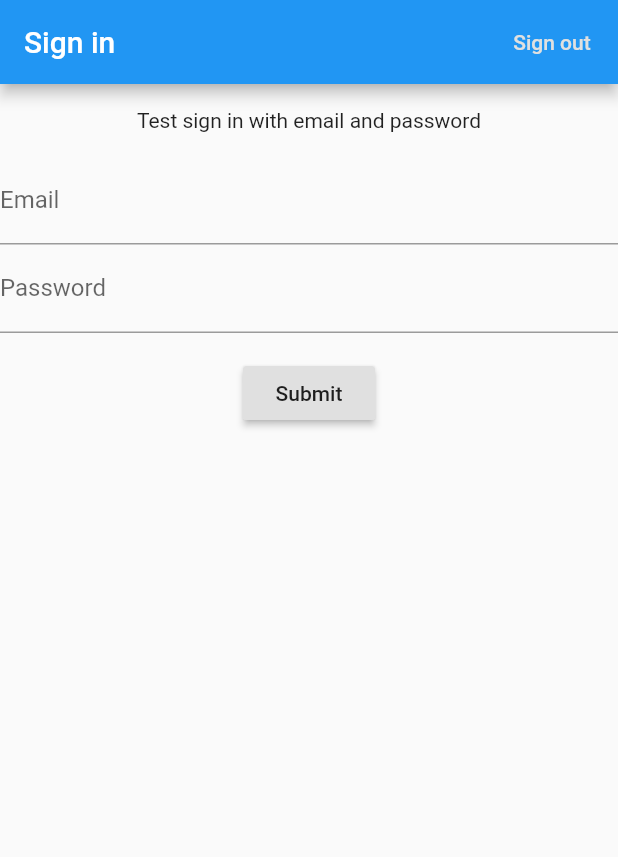
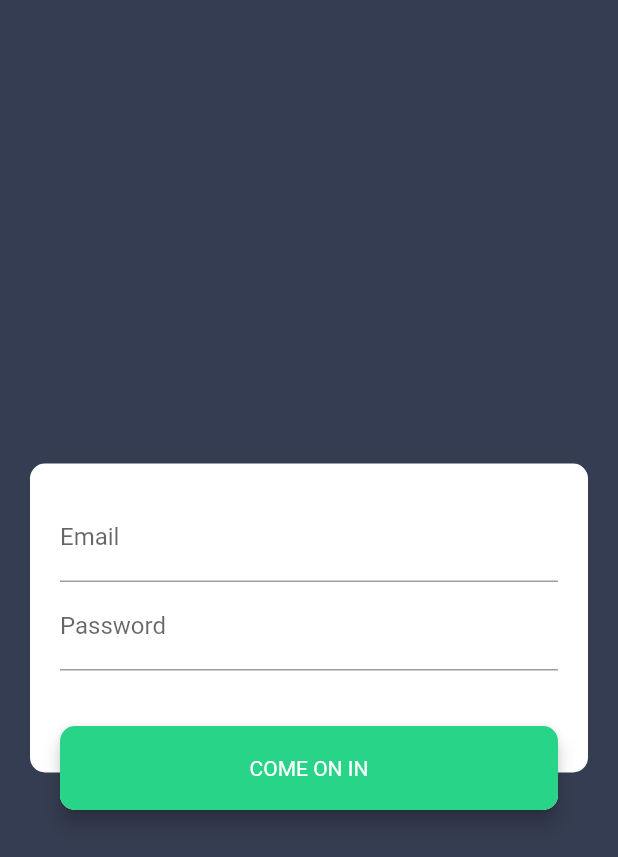
Before and after one commit to anu-rock/foodie-app, a Flutter app: the screen it shows after launch, on a phone screen of 412 x 824 dp. Shown: the top 857 px of the screen. Run offline on Flutter 3.47's test engine with Material 2 defaults, Android fonts, the phone set to English and light mode, and no system bars; our stand-ins replace firebase_auth; accounts and stored records are empty.

Commit message:
Polish LoginScreen a bit

```diff
--- a/lib/screens/login/email_password_form.dart
+++ b/lib/screens/login/email_password_form.dart
@@ -1,5 +1,8 @@
+import 'package:flutter/material.dart';
 import 'package:firebase_auth/firebase_auth.dart';
-import 'package:flutter/material.dart';
+import 'package:flutter/services.dart';
+import 'package:foodieapp/constants.dart';
+import 'package:foodieapp/widgets/page_action_button.dart';
 
 final FirebaseAuth _auth = FirebaseAuth.instance;
 
@@ -12,26 +15,32 @@ class EmailPasswordFormState extends State<EmailPasswordForm> {
   final GlobalKey<FormState> _formKey = GlobalKey<FormState>();
   final TextEditingController _emailController = TextEditingController();
   final TextEditingController _passwordController = TextEditingController();
-  bool _success;
-  String _userEmail;
+
+  String _errorMsg = '';
+
   @override
   Widget build(BuildContext context) {
-    return Form(
+    return Stack(
+        alignment: AlignmentDirectional.bottomCenter,
+        overflow: Overflow.visible,
+        children: <Widget>[
+          Container(
+            padding: kPaddingAll,
+            decoration: BoxDecoration(
+              color: Colors.white,
+              borderRadius: kContBorderRadiusSm,
+            ),
+            child: Form(
               key: _formKey,
               child: Column(
                 crossAxisAlignment: CrossAxisAlignment.start,
                 children: <Widget>[
-          Container(
-            child: const Text('Test sign in with email and password'),
-            padding: const EdgeInsets.all(16),
-            alignment: Alignment.center,
-          ),
                   TextFormField(
                     controller: _emailController,
                     decoration: const InputDecoration(labelText: 'Email'),
                     validator: (String value) {
                       if (value.isEmpty) {
-                return 'Please enter some text';
+                        return 'Email cannot be blank';
                       }
                       return null;
                     },
@@ -39,40 +48,54 @@ class EmailPasswordFormState extends State<EmailPasswordForm> {
                   TextFormField(
                     controller: _passwordController,
                     decoration: const InputDecoration(labelText: 'Password'),
+                    obscureText: true,
                     validator: (String value) {
                       if (value.isEmpty) {
-                return 'Please enter some text';
+                        return 'Password cannot be blank';
                       }
                       return null;
                     },
                   ),
                   Container(
-            padding: const EdgeInsets.symmetric(vertical: 16.0),
-            alignment: Alignment.center,
-            child: RaisedButton(
-              onPressed: () async {
-                if (_formKey.currentState.validate()) {
-                  _signInWithEmailAndPassword();
-                }
-              },
-              child: const Text('Submit'),
+                    padding: EdgeInsets.symmetric(vertical: 16.0),
+                    child: Text(
+                      this._errorMsg,
+                      style: TextStyle(
+                        color: Colors.red,
                       ),
                     ),
-          Container(
-            alignment: Alignment.center,
-            padding: const EdgeInsets.symmetric(horizontal: 16),
-            child: Text(
-              _success == null
-                  ? ''
-                  : (_success
-                      ? 'Successfully signed in ' + _userEmail
-                      : 'Sign in failed'),
-              style: TextStyle(color: Colors.red),
                   ),
-          )
                 ],
               ),
+            ),
+          ),
+          Positioned(
+            bottom: -25.0,
+            child: Container(
+              width: MediaQuery.of(context).size.width - kPaddingUnits * 2,
+              padding: EdgeInsets.symmetric(horizontal: kPaddingUnits),
+              child: PageActionButton(
+                text: 'Come on in',
+                onPressed: this._submitForm,
+              ),
+            ),
+          ),
+        ]);
+  }
+
+  void _submitForm() async {
+    if (_formKey.currentState.validate()) {
+      try {
+        await _auth.signInWithEmailAndPassword(
+          email: this._emailController.text,
+          password: this._passwordController.text,
         );
+      } on PlatformException catch (e) {
+        setState(() {
+          this._errorMsg = e.message;
+        });
+      }
+    }
   }
 
   @override
@@ -81,21 +104,4 @@ class EmailPasswordFormState extends State<EmailPasswordForm> {
     _passwordController.dispose();
     super.dispose();
   }
-
-  // Example code of how to sign in with email and password.
-  void _signInWithEmailAndPassword() async {
-    final FirebaseUser user = (await _auth.signInWithEmailAndPassword(
-      email: _emailController.text,
-      password: _passwordController.text,
-    ))
-        .user;
-    if (user != null) {
-      setState(() {
-        _success = true;
-        _userEmail = user.email;
-      });
-    } else {
-      _success = false;
 }
-  }
-}
--- a/lib/screens/login/login_screen.dart
+++ b/lib/screens/login/login_screen.dart
@@ -1,8 +1,6 @@
 import 'package:flutter/material.dart';
-import 'package:firebase_auth/firebase_auth.dart';
+import 'package:foodieapp/constants.dart';
 import 'package:foodieapp/screens/login/email_password_form.dart';
-
-final FirebaseAuth _auth = FirebaseAuth.instance;
 
 class LoginScreen extends StatelessWidget {
   static const id = 'login';
@@ -10,43 +8,18 @@ class LoginScreen extends StatelessWidget {
   @override
   Widget build(BuildContext context) {
     return Scaffold(
-      appBar: AppBar(
-        title: Text('Sign in'),
-        actions: <Widget>[
-          Builder(builder: (BuildContext context) {
-            return FlatButton(
-              child: const Text('Sign out'),
-              textColor: Theme.of(context).buttonColor,
-              onPressed: () async {
-                final FirebaseUser user = await _auth.currentUser();
-                if (user == null) {
-                  Scaffold.of(context).showSnackBar(const SnackBar(
-                    content: Text('No one has signed in.'),
-                  ));
-                  return;
-                }
-                _signOut();
-                final String uid = user.uid;
-                Scaffold.of(context).showSnackBar(SnackBar(
-                  content: Text(uid + ' has successfully signed out.'),
-                ));
-              },
-            );
-          })
-        ],
-      ),
-      body: Builder(builder: (BuildContext context) {
-        return ListView(
-          scrollDirection: Axis.vertical,
+      body: Container(
+        padding: kPaddingHorizontal,
+        decoration: BoxDecoration(
+          color: kColorBluegrey,
+        ),
+        child: Column(
+          mainAxisAlignment: MainAxisAlignment.center,
           children: <Widget>[
             EmailPasswordForm(),
           ],
-        );
-      }),
+        ),
+      ),
     );
   }
-
-  void _signOut() async {
-    await _auth.signOut();
-  }
 }
```
Lines whose indentation alone changed are shown as unchanged.
